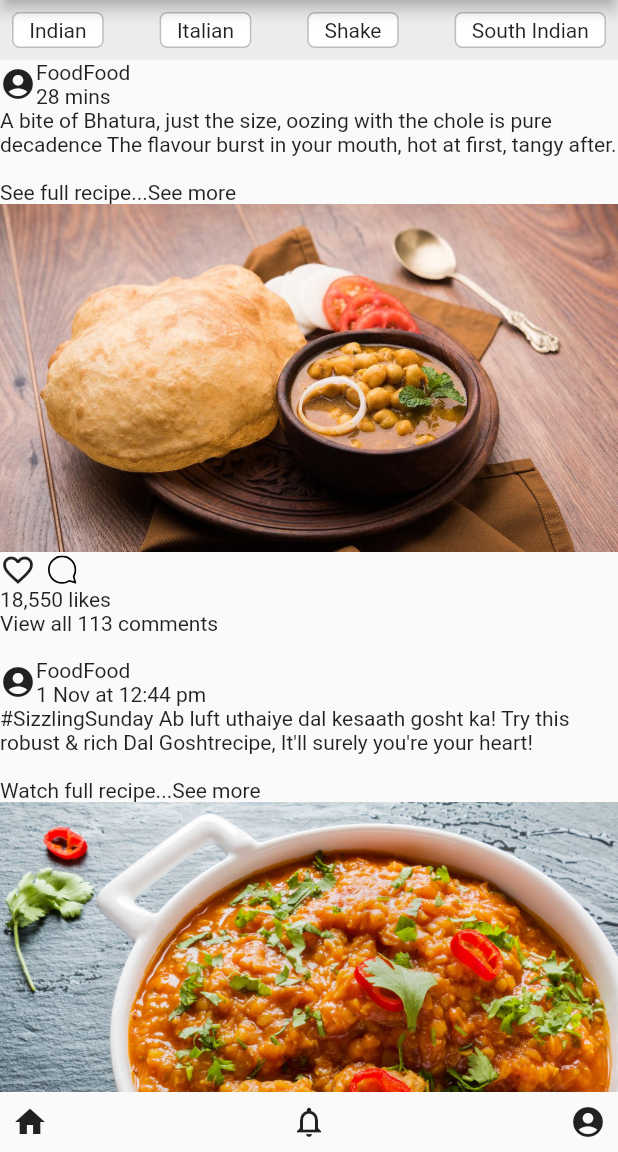
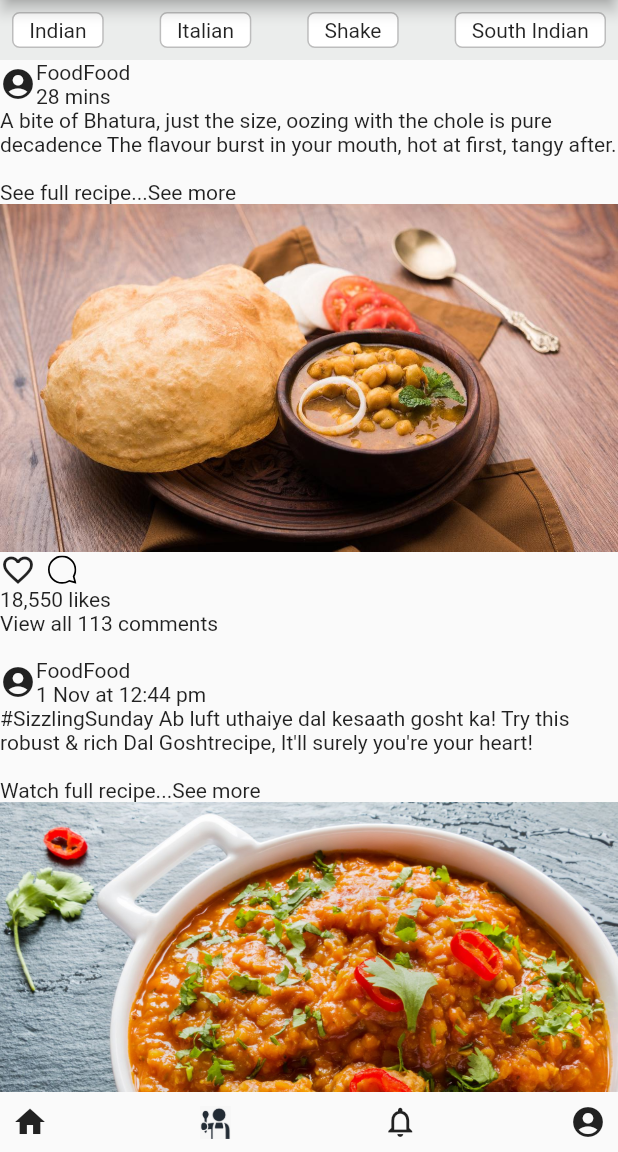
Before and after one commit to ArushKapoor/CookChef, a Flutter app: the screen it shows after launch, on a phone screen of 412 x 824 dp, the part 84-1236 px from its top. Run offline on Flutter 3.47's test engine with Material 2 defaults, Android fonts, the phone set to English and light mode, and no system bars; our stand-ins replace flutter_svg.

Commit message:
added chef icon

```diff
--- a/lib/Screens/HomePage.dart
+++ b/lib/Screens/HomePage.dart
@@ -153,6 +153,10 @@ class _HomePageState extends State<HomePage> {
                 mainAxisAlignment: MainAxisAlignment.spaceBetween,
                 children: <Widget>[
                   Icon(Icons.home),
+                  Image.asset(
+                    'assets/icons/chef.jpeg',
+                    height: 22,
+                  ),
                   Icon(Icons.notifications_none),
                   Icon(Icons.account_circle),
                 ],
```
Also changed, not shown: assets/icons/chef.jpeg (added).
